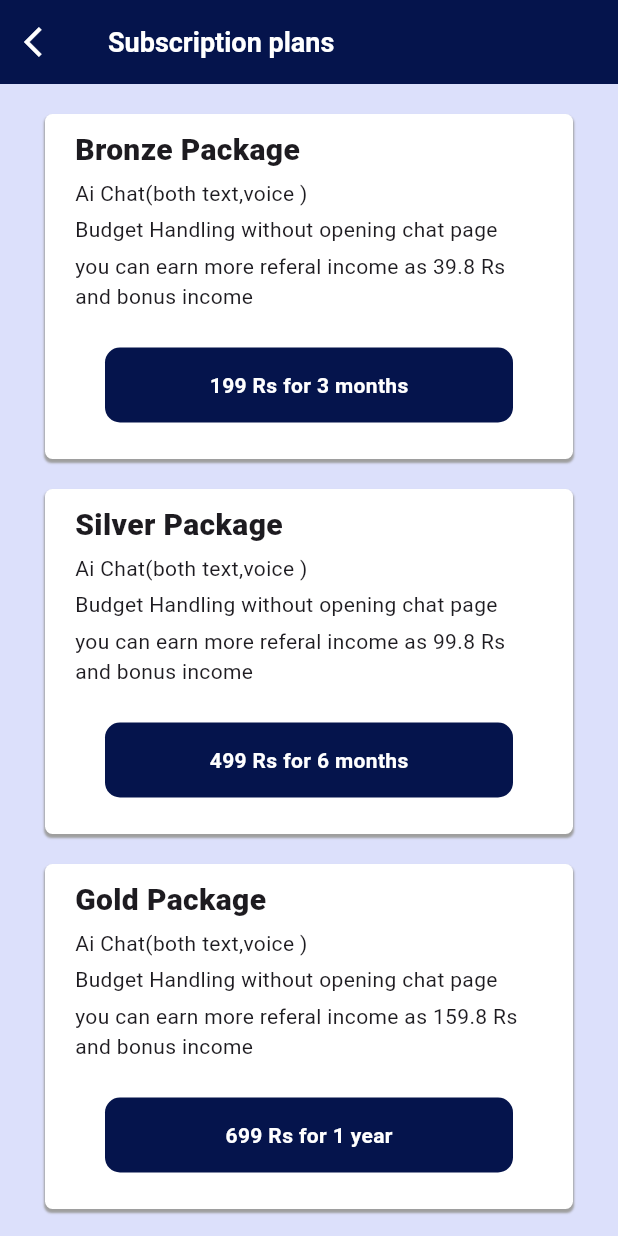
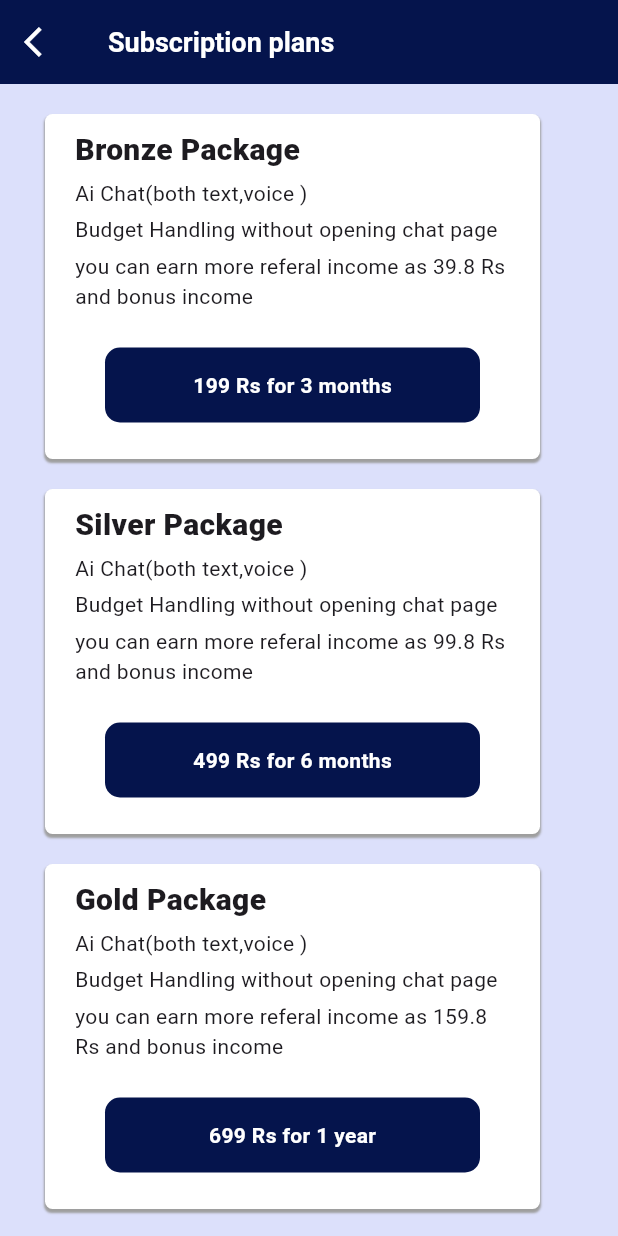
Before and after one commit to AthiraaAthi/project_way, a Flutter app: the SubscriptionScreen screen opened directly, on a phone screen of 412 x 824 dp. Run offline on Flutter 3.47's test engine with Material 3 defaults, Android fonts, the phone set to English and light mode, and no system bars; our stand-ins replace carousel_slider, fl_chart, flutter_toggle_tab, pinput, table_calendar, video_player.

Commit message:
PARTIALLY COMPLETED RESPONSIVE SUBSCRIPTION SCREEN

```diff
--- a/lib/view/language_selection/language_selection.dart
+++ b/lib/view/language_selection/language_selection.dart
@@ -1,4 +1,5 @@
 import 'package:flutter/material.dart';
+import 'package:flutter/widgets.dart';
 import 'package:project_way/utils/color_constant/color_constant.dart';
 import 'package:project_way/view/screen/responsive.dart';
 import 'package:project_way/view/splash_screen/splash_screen.dart';
@@ -171,6 +172,7 @@ class _LanguageSelectionState extends State<LanguageSelection> {
             },
           )
         : showDialog(
+            barrierDismissible: false,
             context: context,
             builder: (BuildContext context) {
               return Dialog(
@@ -225,7 +227,11 @@ class _LanguageSelectionState extends State<LanguageSelection> {
                                       ),
                                     ),
                                   ),
-                                  Radio<int>(
+                                  Padding(
+                                    padding: const EdgeInsets.all(8.0),
+                                    child: Transform.scale(
+                                      scale: 2,
+                                      child: Radio<int>(
                                         materialTapTargetSize:
                                             MaterialTapTargetSize.shrinkWrap,
                                         value: 1,
@@ -235,6 +241,8 @@ class _LanguageSelectionState extends State<LanguageSelection> {
                                             _selectedValue = newValue!;
                                           });
                                         },
+                                      ),
+                                    ),
                                   ),
                                 ],
                               ),
@@ -268,7 +276,11 @@ class _LanguageSelectionState extends State<LanguageSelection> {
                                       ),
                                     ),
                                   ),
-                                  Radio<int>(
+                                  Padding(
+                                    padding: const EdgeInsets.all(8.0),
+                                    child: Transform.scale(
+                                      scale: 2,
+                                      child: Radio<int>(
                                         value: 2,
                                         groupValue: _selectedValue,
                                         onChanged: (int? newValue) {
@@ -276,6 +288,8 @@ class _LanguageSelectionState extends State<LanguageSelection> {
                                             _selectedValue = newValue!;
                                           });
                                         },
+                                      ),
+                                    ),
                                   ),
                                 ],
                               ),
--- a/lib/view/splash_screen/splash_screen.dart
+++ b/lib/view/splash_screen/splash_screen.dart
@@ -13,22 +13,48 @@ class SplashScreen extends StatefulWidget {
 
 class _SplashScreenState extends State<SplashScreen> {
   late VideoPlayerController _controller;
+  bool _isVideoLoaded = false;
+  // @override
+  // void initState() {
+  //   super.initState();
+  //   _controller = VideoPlayerController.asset('assets/images/splash_video.mp4')
+  //     ..initialize().then((_) {
+  //       // Ensure the first frame is shown after the video is initialized
+  //       setState(() {});
+  //       _controller.play();
+  //     });
+
+  //   _controller.setLooping(false);
+  //   _controller.addListener(() {
+  //     if (_controller.value.position == _controller.value.duration) {
+  //       // Video finished playing
+  //       Navigator.of(context).pushReplacement(
+  //           MaterialPageRoute(builder: (context) => LoginScreen()));
+  //     }
+  //   });
+  // }
   @override
   void initState() {
     super.initState();
-    _controller = VideoPlayerController.asset('assets/images/splash_video.mp4')
-      ..initialize().then((_) {
-        // Ensure the first frame is shown after the video is initialized
-        setState(() {});
-        _controller.play();
-      });
+    _initializeVideo();
+  }
 
-    _controller.setLooping(false);
+  Future<void> _initializeVideo() async {
+    _controller = VideoPlayerController.asset('assets/images/splash_video.mp4');
+    await _controller.initialize();
+    setState(() {
+      _isVideoLoaded = true;
+    });
+    _controller.play();
+
     _controller.addListener(() {
       if (_controller.value.position == _controller.value.duration) {
         // Video finished playing
         Navigator.of(context).pushReplacement(
-            MaterialPageRoute(builder: (context) => LoginScreen()));
+          MaterialPageRoute(
+            builder: (context) => LoginScreen(),
+          ),
+        );
       }
     });
   }
--- a/lib/view/subscription_screen/subscription_screen.dart
+++ b/lib/view/subscription_screen/subscription_screen.dart
@@ -1,5 +1,6 @@
 import 'package:flutter/material.dart';
 import 'package:project_way/utils/color_constant/color_constant.dart';
+import 'package:project_way/view/screen/responsive.dart';
 import 'package:project_way/view/subscription_screen/subscription_widget.dart';
 
 class SubscriptionScreen extends StatelessWidget {
@@ -32,7 +33,8 @@ class SubscriptionScreen extends StatelessWidget {
                   fontWeight: FontWeight.w600),
             ),
           ),
-          body: SingleChildScrollView(
+          body: ResponsiveWidget(
+            mobile: SingleChildScrollView(
               child: Column(
                 children: [
                   SubscriptionWidget(
@@ -62,6 +64,39 @@ class SubscriptionScreen extends StatelessWidget {
                   space
                 ],
               ),
+            ),
+            //FOR TAB
+            tab: SingleChildScrollView(
+              child: Column(
+                children: [
+                  SubscriptionWidget(
+                    Title: "Bronze Package",
+                    first: "Ai Chat(both text,voice )",
+                    second: "Budget Handling without opening chat page",
+                    third:
+                        "you can earn more referal income as 39.8 Rs and bonus income",
+                    price: "199 Rs for 3 months",
+                  ),
+                  SubscriptionWidget(
+                    Title: "Silver Package",
+                    first: "Ai Chat(both text,voice )",
+                    second: "Budget Handling without opening chat page",
+                    third:
+                        "you can earn more referal income as 99.8 Rs and bonus income",
+                    price: "499 Rs for 6 months",
+                  ),
+                  SubscriptionWidget(
+                    Title: "Gold Package",
+                    first: "Ai Chat(both text,voice )",
+                    second: "Budget Handling without opening chat page",
+                    third:
+                        "you can earn more referal income as 159.8 Rs and bonus income",
+                    price: "699 Rs for 1 year",
+                  ),
+                  space
+                ],
+              ),
+            ),
           )),
     );
   }
--- a/lib/view/subscription_screen/subscription_widget.dart
+++ b/lib/view/subscription_screen/subscription_widget.dart
@@ -20,7 +20,8 @@ class SubscriptionWidget extends StatelessWidget {
     return Padding(
       padding: const EdgeInsets.only(top: 20, left: 30, right: 30),
       child: Container(
-        height: 230,
+        height: MediaQuery.of(context).size.width < 600 ? 230 : 400,
+        width: MediaQuery.of(context).size.width < 600 ? 330 : 730,
         decoration: BoxDecoration(
           color: Colors.white,
           boxShadow: [
@@ -41,27 +42,49 @@ class SubscriptionWidget extends StatelessWidget {
             children: [
               Text(
                 Title,
-                style: TextStyle(fontWeight: FontWeight.w800, fontSize: 20),
+                style: MediaQuery.of(context).size.width < 600
+                    ? TextStyle(fontWeight: FontWeight.w800, fontSize: 20)
+                    : TextStyle(fontWeight: FontWeight.w800, fontSize: 30),
               ),
-              Text(first),
-              Text(second),
-              Text(third),
+              Text(
+                first,
+                style: MediaQuery.of(context).size.width < 600
+                    ? TextStyle()
+                    : TextStyle(fontSize: 25),
+              ),
+              Text(
+                second,
+                style: MediaQuery.of(context).size.width < 600
+                    ? TextStyle()
+                    : TextStyle(fontSize: 22),
+              ),
+              Text(
+                third,
+                style: MediaQuery.of(context).size.width < 600
+                    ? TextStyle()
+                    : TextStyle(fontSize: 22),
+              ),
               Padding(
                 padding: const EdgeInsets.only(
                     top: 20, bottom: 20, left: 20, right: 20),
                 child: Container(
-                  height: 50,
-                  width: 280,
+                  height: MediaQuery.of(context).size.width < 600 ? 50 : 70,
+                  width: MediaQuery.of(context).size.width < 600 ? 280 : 780,
                   decoration: BoxDecoration(
                       color: ColorConstant.defIndigo,
                       borderRadius: BorderRadius.circular(10)),
                   child: Center(
                     child: Text(
                       price,
-                      style: TextStyle(
-                        color: Colors.white,
-                        fontWeight: FontWeight.w600,
-                      ),
+                      style: MediaQuery.of(context).size.width < 600
+                          ? TextStyle(
+                              color: Colors.white,
+                              fontWeight: FontWeight.w600,
+                            )
+                          : TextStyle(
+                              color: Colors.white,
+                              fontWeight: FontWeight.w600,
+                              fontSize: 25),
                     ),
                   ),
                 ),
```
Lines whose indentation alone changed are shown as unchanged.
